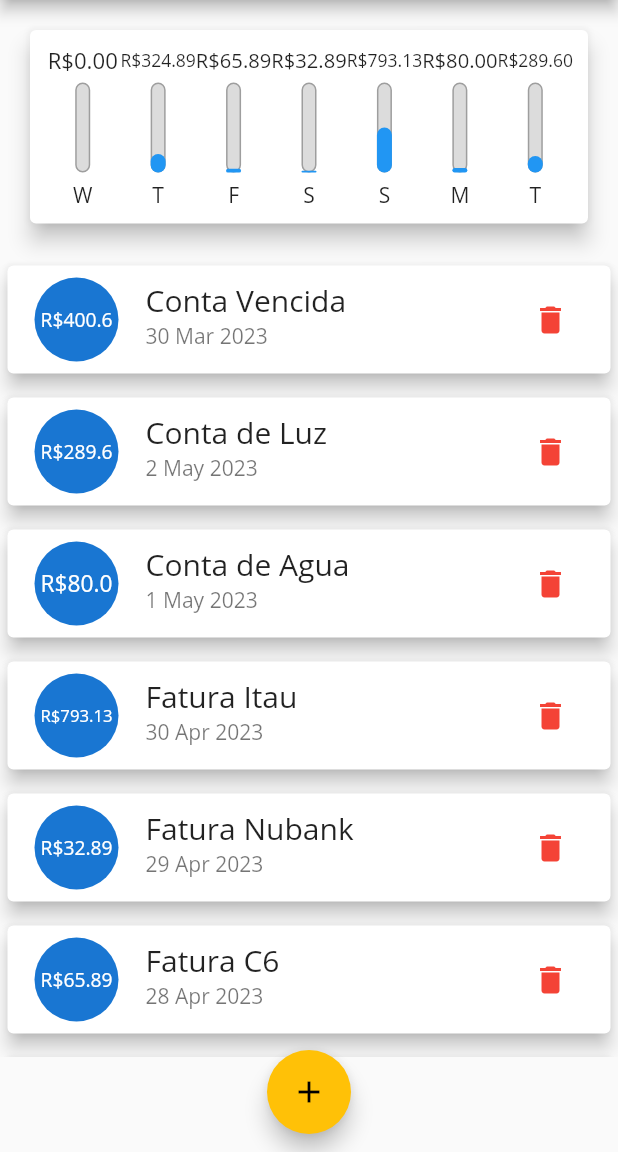
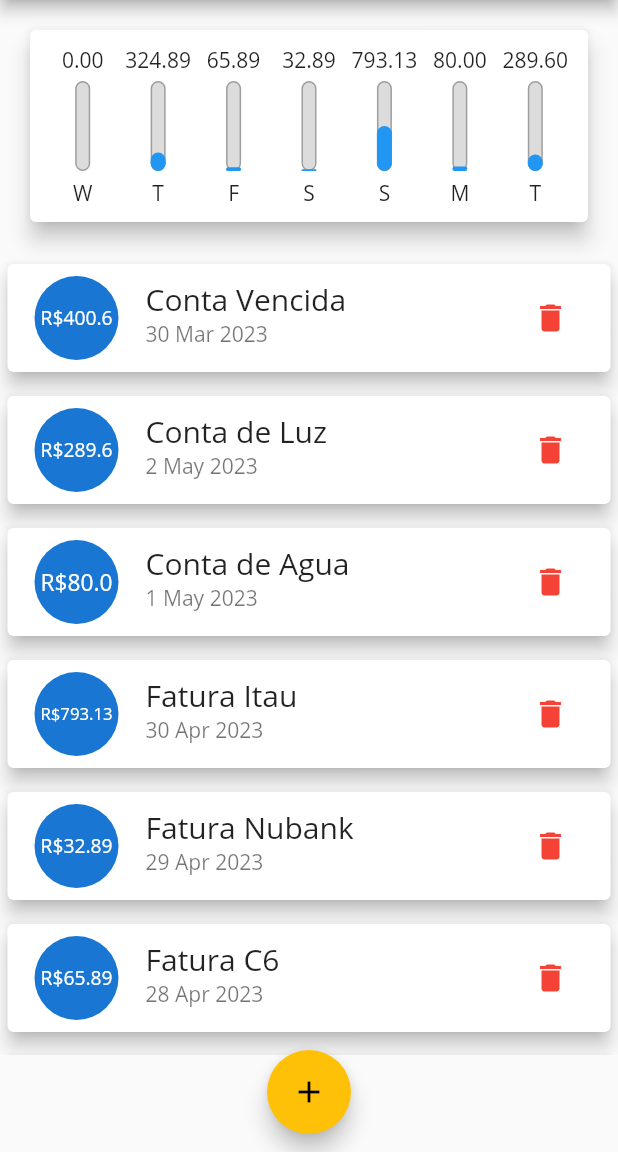
Before and after one commit to SamuelXimenes27/expensesApp, a Flutter app: the screen it shows after launch, on a phone screen of 412 x 824 dp, the part 84-1236 px from its top. Run offline on Flutter 3.47's test engine with Material 2 defaults, Android fonts, the phone set to English and light mode, and no system bars; missing offline and left inert: country_icons.

Commit message:
Remove Real symbol on chart

```diff
--- a/lib/app/shared/components/chart_bar.dart
+++ b/lib/app/shared/components/chart_bar.dart
@@ -14,15 +14,11 @@ class ExpanseChartBar extends StatelessWidget {
 
   @override
   Widget build(BuildContext context) {
-    final _size = MediaQuery.of(context).size;
 
     return Column(
       children: <Widget>[
-        SizedBox(
-          height: 20,
-          child: FittedBox(
-            child: Text('R\$${value.toStringAsFixed(2)}'),
-          ),
+        FittedBox(
+            child: Text(value.toStringAsFixed(2))
         ),
         const SizedBox(
           height: 5,
```
